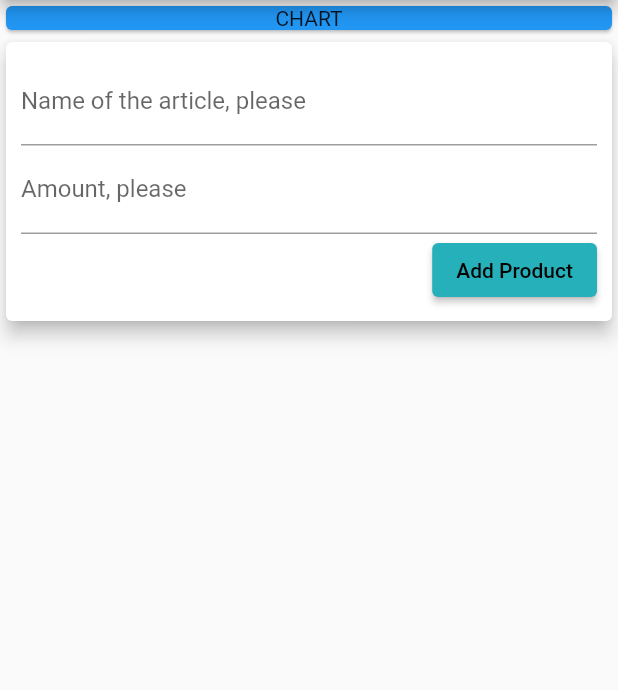
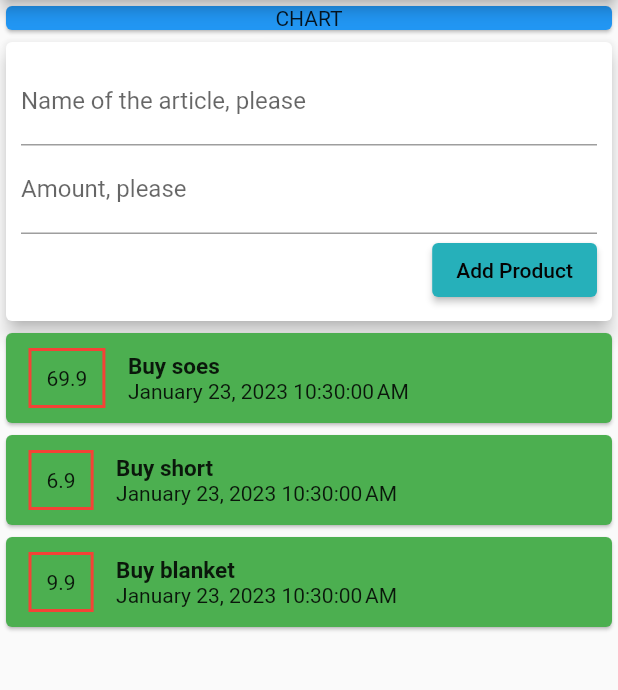
Before and after one commit to raupC/expense_planner, a Flutter app: the screen it shows after launch, on a phone screen of 412 x 824 dp, the part 84-774 px from its top. Run offline on Flutter 3.47's test engine with Material 2 defaults, Android fonts, the phone set to English and light mode, and no system bars.

```diff
--- a/lib/main.dart
+++ b/lib/main.dart
@@ -1,8 +1,11 @@
 // ignore_for_file: sort_child_properties_last, prefer_const_constructors
 
+import 'package:expense_planner/widgets/transaction_list.dart';
+import 'package:expense_planner/widgets/user_transaction.dart';
 import 'package:flutter/material.dart';
 import 'models/transaccion.dart';
 import 'package:intl/intl.dart';
+import 'widgets/new_transaction.dart';
 
 void main() {
   runApp(const MyApp());
@@ -25,15 +28,6 @@ class MyApp extends StatelessWidget {
 
 class MyHomePage extends StatelessWidget {
   MyHomePage({super.key, required this.title});
-
-  final List<Transaction> transactions = [
-    Transaction(
-        id: 't1', title: 'Buy soes', amount: 69.9, date: DateTime.now()),
-    Transaction(
-        id: 't2', title: 'Buy short', amount: 6.9, date: DateTime.now()),
-    Transaction(
-        id: 't3', title: 'Buy blanket', amount: 9.9, date: DateTime.now()),
-  ];
 
   final String title;
 
@@ -59,35 +53,7 @@ class MyHomePage extends StatelessWidget {
                   textAlign: TextAlign.center,
                 )),
           ),
-          Card(
-            elevation: 5,
-            child: Container(
-              padding: EdgeInsets.all(10),
-              child: Column(crossAxisAlignment: CrossAxisAlignment.end,
-                  // ignore: prefer_const_literals_to_create_immutables
-                  children: <Widget>[
-                    TextField(
-                        decoration: InputDecoration(
-                            labelText: "Name of the article, please"),
-                        controller: titleInput),
-                    TextField(
-                      decoration: InputDecoration(labelText: "Amount, please"),
-                      //onChanged: (value) => print(value),
-                      controller: amountIput,
-                    ),
-                    ElevatedButton(
-                        onPressed: (() {
-                          print(amountIput.text);
-                          print(titleInput.text);
-                        }),
-                        child: Text("Add Product"),
-                        style: ElevatedButton.styleFrom(
-                            foregroundColor: Color.fromARGB(255, 4, 3, 3),
-                            backgroundColor:
-                                Color.fromARGB(255, 38, 176, 186))),
-                  ]),
-            ),
-          ),
+          UserTransaction(),
 
         ],
       ),
--- /dev/null
+++ b/lib/widgets/new_transaction.dart
@@ -0,0 +1,44 @@
+import 'package:flutter/material.dart';
+import 'package:flutter/src/widgets/container.dart';
+import 'package:flutter/src/widgets/framework.dart';
+
+
+
+class NewTransaction extends StatelessWidget {
+  final titleInput = TextEditingController();
+  final amountIput = TextEditingController();
+
+
+  @override
+  Widget build(BuildContext context) {
+    return Card(
+            elevation: 5,
+            child: Container(
+              padding: EdgeInsets.all(10),
+              child: Column(crossAxisAlignment: CrossAxisAlignment.end,
+                  // ignore: prefer_const_literals_to_create_immutables
+                  children: <Widget>[
+                    TextField(
+                        decoration: InputDecoration(
+                            labelText: "Name of the article, please"),
+                        controller: titleInput),
+                    TextField(
+                      decoration: InputDecoration(labelText: "Amount, please"),
+                      //onChanged: (value) => print(value),
+                      controller: amountIput,
+                    ),
+                    ElevatedButton(
+                        onPressed: (() {
+                          print(amountIput.text);
+                          print(titleInput.text);
+                        }),
+                        child: Text("Add Product"),
+                        style: ElevatedButton.styleFrom(
+                            foregroundColor: Color.fromARGB(255, 4, 3, 3),
+                            backgroundColor:
+                                Color.fromARGB(255, 38, 176, 186))),
+                  ]),
+            ),
+          );
+  }
+}
--- a/lib/widgets/transaction_list.dart
+++ b/lib/widgets/transaction_list.dart
@@ -1,31 +1,30 @@
-
 import 'package:flutter/material.dart';
-import '../models/transaccion.dart';
 import 'package:intl/intl.dart';
 
-class TransactionList extends StatefulWidget {
-  const TransactionList({super.key});
+import '../models/transaccion.dart';
+import 'new_transaction.dart';
 
-  @override
-  State<TransactionList> createState() => _TransactionListState();
-}
 
-class _TransactionListState extends State<TransactionList> {
-  final List<Transaction> _userTransaction = [];
+
+class TransactionList extends StatelessWidget {
+
+  final List<Transaction> transactions;
+
+  TransactionList(this.transactions);
+
 
   @override
   Widget build(BuildContext context) {
     return Container(
       child: Column(
           crossAxisAlignment: CrossAxisAlignment.start,
-              children: _userTransaction.map(((tx) {
+          children: this.transactions.map(((tx) {
             return Card(
               color: Colors.green,
               child: Row(
                 children: <Widget>[
                   Container(
-                        margin:
-                            EdgeInsets.symmetric(vertical: 10, horizontal: 15),
+                    margin: EdgeInsets.symmetric(vertical: 10, horizontal: 15),
                     decoration: BoxDecoration(
                         border: Border.all(color: Colors.red, width: 2)),
                     padding: EdgeInsets.all(10),
--- /dev/null
+++ b/lib/widgets/user_transaction.dart
@@ -0,0 +1,31 @@
+
+import 'package:flutter/material.dart';
+
+import 'package:expense_planner/widgets/new_transaction.dart';
+import 'package:expense_planner/widgets/transaction_list.dart';
+import '../models/transaccion.dart';
+
+
+
+class UserTransaction extends StatefulWidget {
+  @override
+  State<UserTransaction> createState() => _UserTransactionState();
+}
+
+class _UserTransactionState extends State<UserTransaction> {
+ final List<Transaction> _userTransaction = [
+    Transaction(
+        id: 't1', title: 'Buy soes', amount: 69.9, date: DateTime.now()),
+    Transaction(
+        id: 't2', title: 'Buy short', amount: 6.9, date: DateTime.now()),
+    Transaction(
+        id: 't3', title: 'Buy blanket', amount: 9.9, date: DateTime.now()),
+  ];
+
+  @override
+  Widget build(BuildContext context) {
+    return Column(
+      children: <Widget>[NewTransaction(), TransactionList(_userTransaction)],
+    );
+  }
+}
```
Lines whose indentation alone changed are shown as unchanged.
